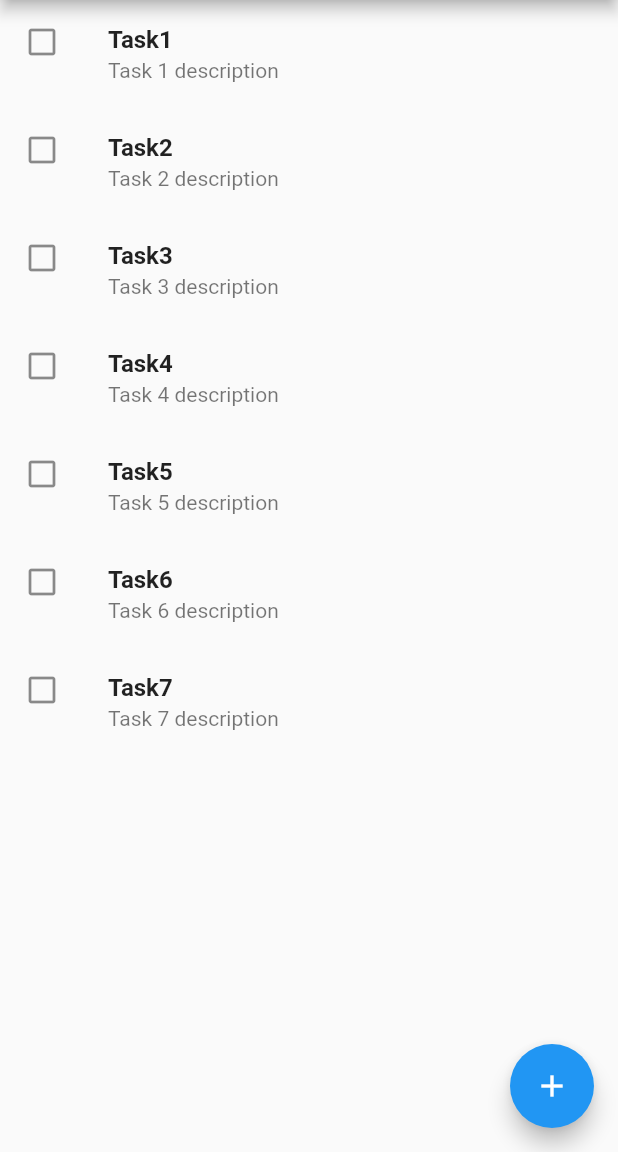
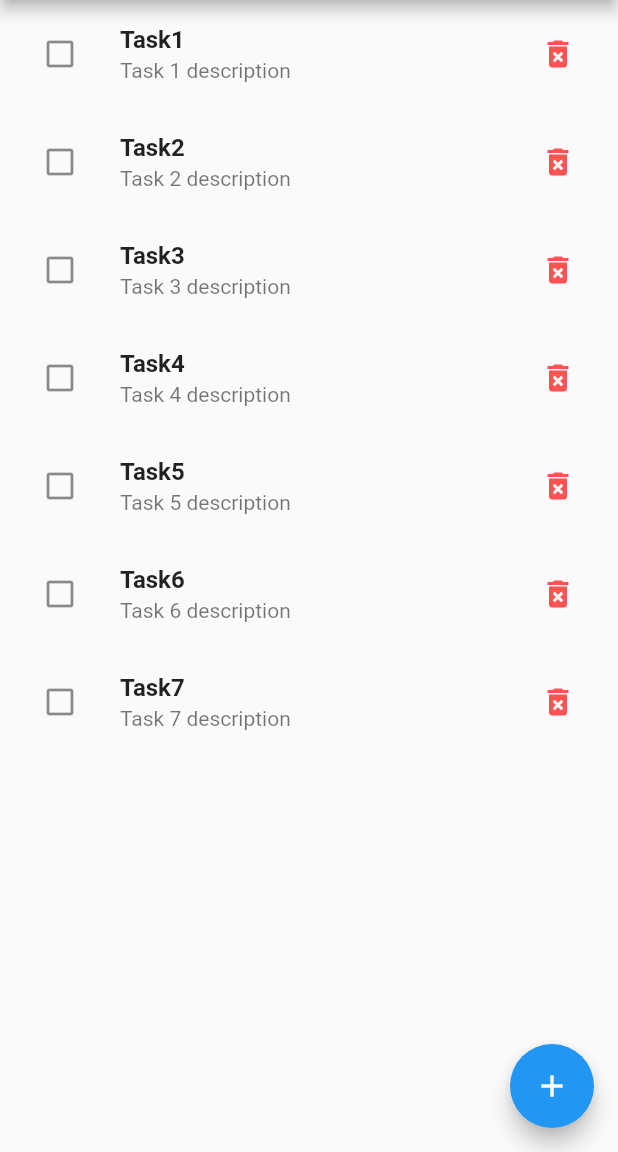
Before and after one commit to erikwco/flutter_todo_list_app, a Flutter app: the screen it shows after launch, on a phone screen of 412 x 824 dp, the part 84-1236 px from its top. Run offline on Flutter 3.47's test engine with Material 2 defaults, Android fonts, the phone set to English and light mode, and no system bars.

Commit message:
Step 2 finalizado

```diff
--- a/lib/main.dart
+++ b/lib/main.dart
@@ -8,6 +8,7 @@ class MyApp extends StatelessWidget {
   @override
   Widget build(BuildContext context) {
     return MaterialApp(
+      debugShowCheckedModeBanner: false,
       title: 'Todo list',
       theme: ThemeData(
         primarySwatch: Colors.blue,
--- a/lib/src/widgets/todo/list-todo-page.dart
+++ b/lib/src/widgets/todo/list-todo-page.dart
@@ -22,15 +22,43 @@ class _ListTodoPageState extends State<ListTodoPage> {
     Todo(name: 'Task7', description: 'Task 7 description'),
   ];
 
+  _addTodo(Todo todo){
+    todos.add(todo);
+  }
+
+  _updateTodo(int index){
+    todos[index].isComplete = !todos[index].isComplete;
+  }
+
+  _deleteTodo(int index) {
+    todos.removeAt(index);
+  }
+
   //* Construye todo item
-  Widget _buildTodoItem(Todo todo) {
+  Widget _buildTodoItem(Todo todo, int index) {
     return ListTile(
-      leading: Icon(Icons.check_box_outline_blank),
+      leading: IconButton(
+        icon: Icon(todo.isComplete ?  Icons.check_box: Icons.check_box_outline_blank),
+        onPressed: () {
+          setState(() {
+            _updateTodo(index);
+            // todo.isComplete = !todo.isComplete;
+          });
+        },
+      ),
+      trailing: IconButton(
+        icon: Icon(Icons.delete_forever, color: Colors.redAccent,),
+        onPressed: () {
+          setState(() {
+            _deleteTodo(index);
+          });
+        },
+      ),
       title: Text(
         todo.name,
         style: TextStyle(
           fontWeight: FontWeight.bold,
-          decoration: TextDecoration.none,
+          decoration: todo.isComplete ? TextDecoration.lineThrough : TextDecoration.none,
         ),
       ),
       subtitle: Text(todo.description),
@@ -85,7 +113,7 @@ class _ListTodoPageState extends State<ListTodoPage> {
                   if (_formKey.currentState.validate()) {
                     _formKey.currentState.save();
                     setState(() {
-                      todos.add(Todo(name: name, description: description));
+                      _addTodo(Todo(name: name, description: description));
                     });
                     Navigator.of(context).pop();
                   }
@@ -107,7 +135,7 @@ class _ListTodoPageState extends State<ListTodoPage> {
       body: ListView.builder(
         itemCount: todos.length,
         itemBuilder: (BuildContext context, int index) {
-          return _buildTodoItem(todos[index]);
+          return _buildTodoItem(todos[index], index);
         },
       ),
       floatingActionButton: FloatingActionButton(
```
